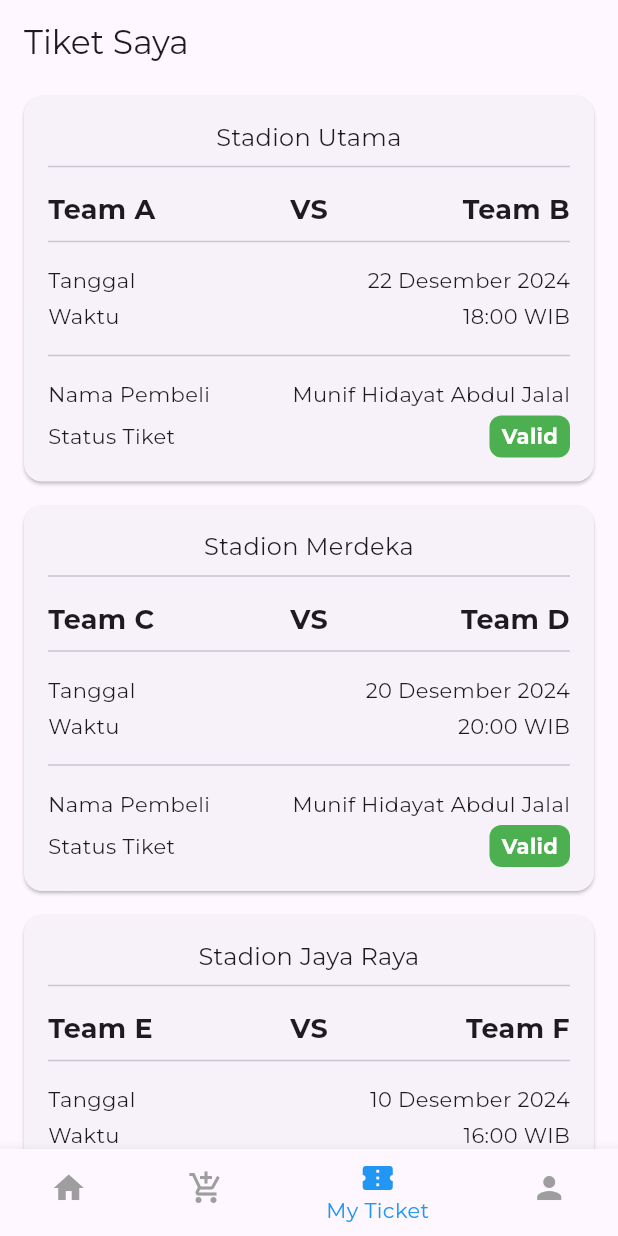
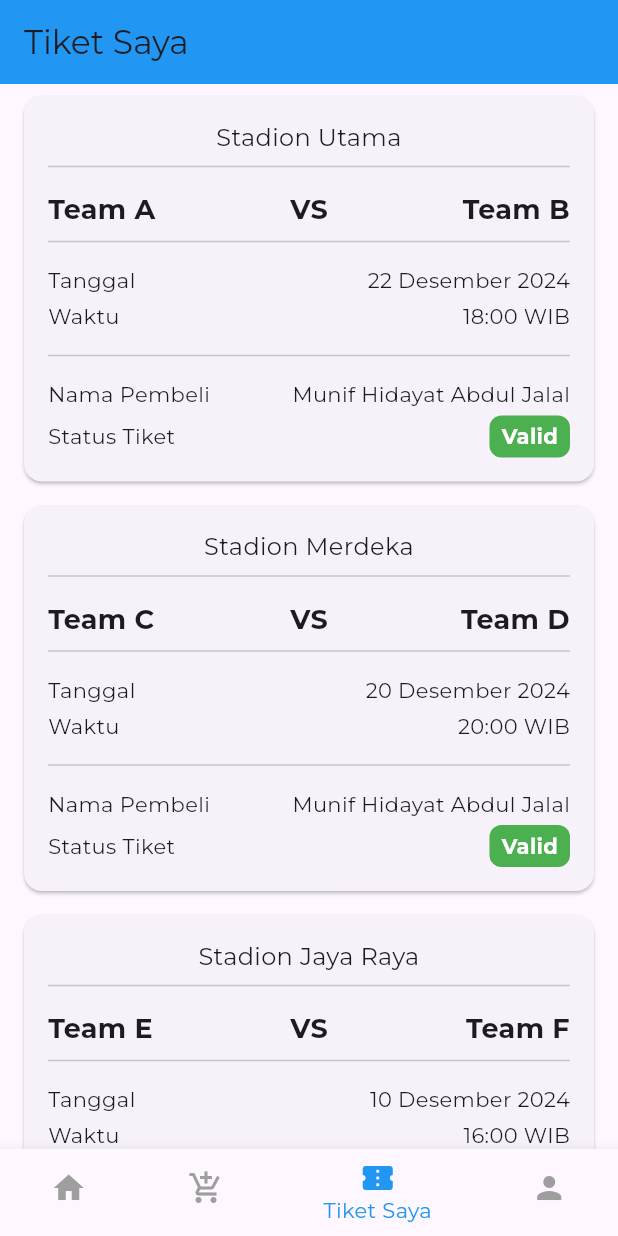
Before and after one commit to dapppppppp/kickpass, a Flutter app: the screen it shows after launch, item 3 of the bottom bar chosen, on a phone screen of 412 x 824 dp. Run offline on Flutter 3.47's test engine with Material 3 defaults, Android fonts, the phone set to English and light mode, and no system bars; our stand-ins replace carousel_slider; network calls fail.

Commit message:
Change color and text

```diff
--- a/lib/main.dart
+++ b/lib/main.dart
@@ -62,19 +62,19 @@ class _MainScreenState extends State<MainScreen> {
         items: const [
           BottomNavigationBarItem(
             icon: Icon(Icons.home),
-            label: 'Home',
+            label: 'Beranda',
           ),
           BottomNavigationBarItem(
             icon: Icon(Icons.add_shopping_cart),
-            label: 'Buy Ticket',
+            label: 'Beli Tiket',
           ),
           BottomNavigationBarItem(
             icon: Icon(Icons.confirmation_num),
-            label: 'My Ticket',
+            label: 'Tiket Saya',
           ),
           BottomNavigationBarItem(
             icon: Icon(Icons.person),
-            label: 'Profile',
+            label: 'Profil',
           ),
         ],
       ),
--- a/lib/screens/buy_ticket_screen.dart
+++ b/lib/screens/buy_ticket_screen.dart
@@ -36,7 +36,7 @@ class _BuyTicketScreenState extends State<BuyTicketScreen> {
   Widget build(BuildContext context) {
     return Scaffold(
       appBar: AppBar(
-        title: const Text('Buy Ticket'),
+        title: const Text('Beli Tiket'),
         backgroundColor: Colors.blue,
       ),
       body: Column(
--- a/lib/screens/transactions_screen.dart
+++ b/lib/screens/transactions_screen.dart
@@ -9,9 +9,8 @@ class TransactionsScreen extends StatelessWidget {
   @override
   Widget build(BuildContext context) {
     return Scaffold(
-      appBar: AppBar(
-        title: const Text('Tiket Saya'),
-      ),
+      appBar:
+          AppBar(title: const Text('Tiket Saya'), backgroundColor: Colors.blue),
       body: ListView.builder(
         itemCount: transactionList.length,
         itemBuilder: (context, index) {
```
